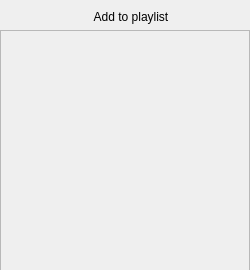
Above: src/addToPlaylist.ui from pirxus/waPlayer before the change. Below: the same form after it.
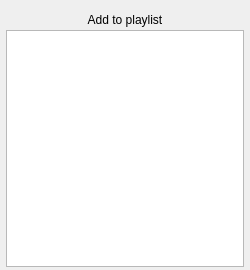
That is the form after the change.

Commit message: currently played song can now be added or removed from playlists

What changed in the file:
```diff
--- a/src/addToPlaylist.ui
+++ b/src/addToPlaylist.ui
@@ -25,58 +25,11 @@
   <property name="windowTitle">
    <string>Dialog</string>
   </property>
-  <widget class="QScrollArea" name="scrollAreaAddTolaylists">
-   <property name="geometry">
-    <rect>
-     <x>0</x>
-     <y>30</y>
-     <width>250</width>
-     <height>250</height>
-    </rect>
-   </property>
-   <property name="minimumSize">
-    <size>
-     <width>250</width>
-     <height>230</height>
-    </size>
-   </property>
-   <property name="maximumSize">
-    <size>
-     <width>250</width>
-     <height>250</height>
-    </size>
-   </property>
-   <property name="widgetResizable">
-    <bool>true</bool>
-   </property>
-   <widget class="QWidget" name="scrollAreaWidgetContentsAddToPList">
-    <property name="geometry">
-     <rect>
-      <x>0</x>
-      <y>0</y>
-      <width>248</width>
-      <height>248</height>
-     </rect>
-    </property>
-    <property name="minimumSize">
-     <size>
-      <width>0</width>
-      <height>0</height>
-     </size>
-    </property>
-    <property name="maximumSize">
-     <size>
-      <width>1000000</width>
-      <height>1000000</height>
-     </size>
-    </property>
-   </widget>
-  </widget>
   <widget class="QLabel" name="labelAddToPlaylist">
    <property name="geometry">
     <rect>
-     <x>6</x>
-     <y>7</y>
+     <x>0</x>
+     <y>10</y>
      <width>250</width>
      <height>20</height>
     </rect>
@@ -100,6 +53,19 @@
     <set>Qt::AlignCenter</set>
    </property>
   </widget>
+  <widget class="QListWidget" name="playlistCheck">
+   <property name="geometry">
+    <rect>
+     <x>6</x>
+     <y>30</y>
+     <width>238</width>
+     <height>237</height>
+    </rect>
+   </property>
+   <property name="focusPolicy">
+    <enum>Qt::NoFocus</enum>
+   </property>
+  </widget>
  </widget>
  <resources/>
  <connections/>
```
The commit also changes 7 other files.
